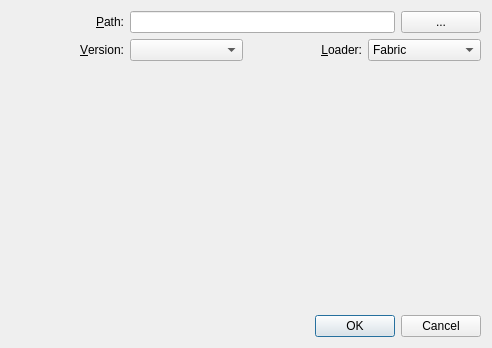
Qt form src/ui/localmodbrowsersettingsdialog.ui (kaniol-lck/modmanager) before a commit.
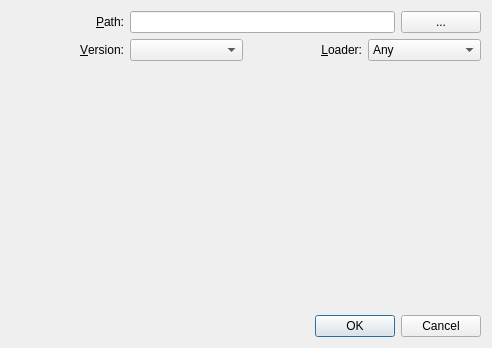
The same form after that commit.

```diff
--- a/src/ui/localmodbrowsersettingsdialog.ui
+++ b/src/ui/localmodbrowsersettingsdialog.ui
@@ -43,6 +43,11 @@
    </item>
    <item row="1" column="3">
     <widget class="QComboBox" name="loaderSelect">
+     <item>
+      <property name="text">
+       <string>Any</string>
+      </property>
+     </item>
      <item>
       <property name="text">
        <string>Fabric</string>
```
Left out of the diff: 5 changed lines with no effect on the pictures.
